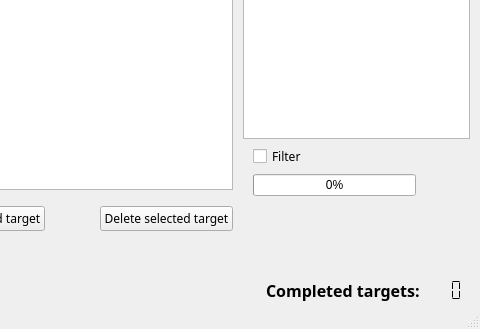
Old version of the form mainwindow.ui in the repository AndreyFedchuk/Organizer; both pictures show x 235 to 715 and y 138 to 467 of the 715 by 467 pixel window.
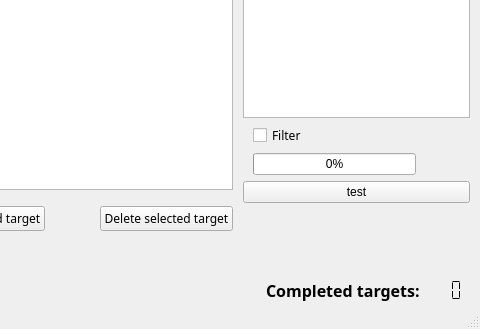
New version of the form.

What changed in the file:
```diff
--- a/mainwindow.ui
+++ b/mainwindow.ui
@@ -194,7 +194,7 @@
      </layout>
     </item>
     <item>
-     <layout class="QVBoxLayout" name="verticalLayout_3" stretch="0,3,0,0,1,0">
+     <layout class="QVBoxLayout" name="verticalLayout_3" stretch="0,3,0,0,0,1,0">
       <property name="spacing">
        <number>6</number>
       </property>
@@ -363,6 +363,13 @@
         </item>
        </layout>
       </item>
+      <item>
+       <widget class="QPushButton" name="test">
+        <property name="text">
+         <string>test</string>
+        </property>
+       </widget>
+      </item>
       <item>
        <spacer name="verticalSpacer_2">
         <property name="orientation">
```
